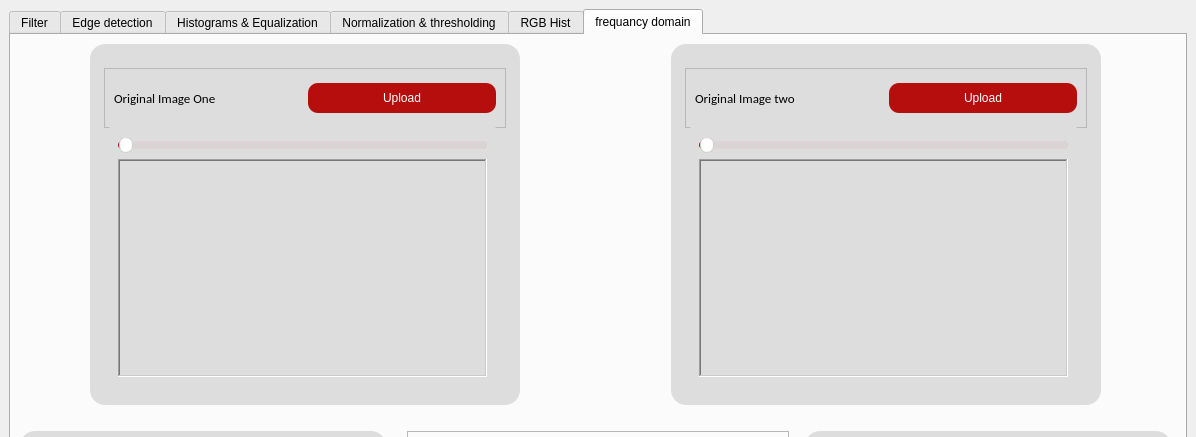
This is task1.ui in Mohamed-hazem-mahrous/computer_vision_toolkit as Qt 5 draws it before an edit; both pictures show x 0 to 1196 and y 0 to 437 of the 1196 by 871 pixel window. The edited form follows.
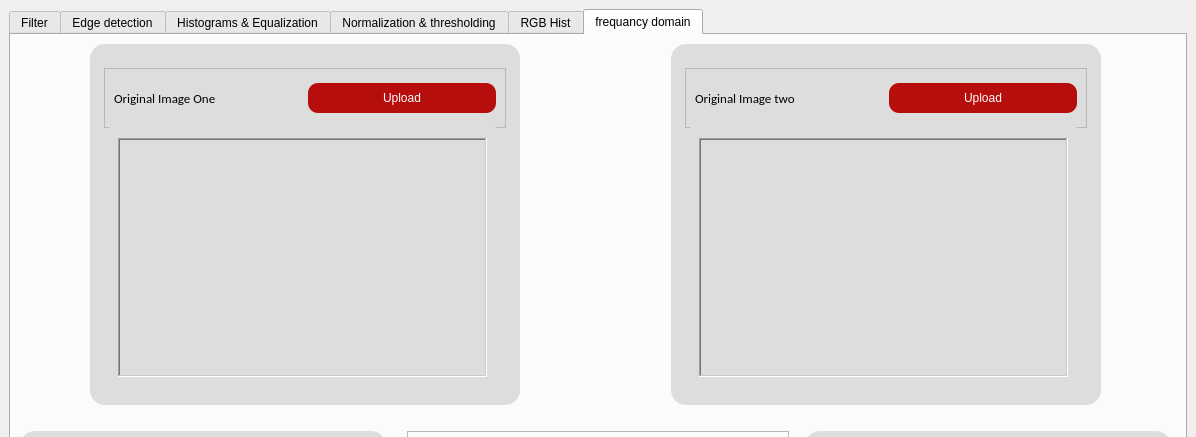
This is the edited form. The open tabs and pages were chosen to show the change. Icons and pictures are not drawn.

```diff
--- a/task1.ui
+++ b/task1.ui
@@ -2970,7 +2970,7 @@
                         <string/>
                        </property>
                        <layout class="QGridLayout" name="gridLayout_65">
-                        <item row="1" column="0">
+                        <item row="0" column="0">
                          <widget class="QLabel" name="original_image_1">
                           <property name="minimumSize">
                            <size>
@@ -2998,56 +2998,6 @@
                           </property>
                          </widget>
                         </item>
-                        <item row="0" column="0">
-                         <widget class="QSlider" name="horizontalSlider_3">
-                          <property name="styleSheet">
-                           <string notr="true">QSlider::groove {
-    border: 1px solid #bbbbbb;
-    background-color: #52595d;
-    border-radius: 4px;
-}
-QSlider::groove:horizontal {
-    height: 6px;
-}
-QSlider::groove:vertical {
-    width: 6px;
-}
-QSlider::handle:horizontal {
-    background: #ffffff;
-    border-style: solid;
-    border-width: 1px;
-    border-color: rgb(207,207,207);
-    width: 12px;
-    margin: -5px 0;
-    border-radius: 7px;
-}
-QSlider::handle:vertical {
-    background: #ffffff;
-    border-style: solid;
-    border-width: 1px;
-    border-color: rgb(207,207,207);
-    height: 12px;
-    margin: 0 -5px;
-    border-radius: 7px;
-}
-QSlider::add-page, QSlider::sub-page {
-    border: 1px transparent;
-    background-color: #52595d;
-    border-radius: 4px;
-}
-QSlider::add-page:horizontal {
-    background: qlineargradient(spread:pad, x1:0, y1:0, x2:0, y2:1, stop:0 #ddd5d5, stop:0.5 #dad3d3, stop:1 #ddd5d5);
-}
-QSlider::sub-page:horizontal {
-    background-color: qlineargradient(spread:pad, x1:0, y1:0, x2:1, y2:0, stop:0  rgb(182, 13, 13), stop:0.5  rgb(182, 13, 13), stop:1  rgb(182, 13, 13));
-}
-</string>
-                          </property>
-                          <property name="orientation">
-                           <enum>Qt::Horizontal</enum>
-                          </property>
-                         </widget>
-                        </item>
                        </layout>
                       </widget>
                      </item>
@@ -3210,7 +3160,7 @@
                         <string/>
                        </property>
                        <layout class="QGridLayout" name="gridLayout_58">
-                        <item row="1" column="0">
+                        <item row="0" column="0">
                          <widget class="QLabel" name="original_image_2">
                           <property name="minimumSize">
                            <size>
@@ -3238,56 +3188,6 @@
                           </property>
                          </widget>
                         </item>
-                        <item row="0" column="0">
-                         <widget class="QSlider" name="horizontalSlider_4">
-                          <property name="styleSheet">
-                           <string notr="true">QSlider::groove {
-    border: 1px solid #bbbbbb;
-    background-color: #52595d;
-    border-radius: 4px;
-}
-QSlider::groove:horizontal {
-    height: 6px;
-}
-QSlider::groove:vertical {
-    width: 6px;
-}
-QSlider::handle:horizontal {
-    background: #ffffff;
-    border-style: solid;
-    border-width: 1px;
-    border-color: rgb(207,207,207);
-    width: 12px;
-    margin: -5px 0;
-    border-radius: 7px;
-}
-QSlider::handle:vertical {
-    background: #ffffff;
-    border-style: solid;
-    border-width: 1px;
-    border-color: rgb(207,207,207);
-    height: 12px;
-    margin: 0 -5px;
-    border-radius: 7px;
-}
-QSlider::add-page, QSlider::sub-page {
-    border: 1px transparent;
-    background-color: #52595d;
-    border-radius: 4px;
-}
-QSlider::add-page:horizontal {
-    background: qlineargradient(spread:pad, x1:0, y1:0, x2:0, y2:1, stop:0 #ddd5d5, stop:0.5 #dad3d3, stop:1 #ddd5d5);
-}
-QSlider::sub-page:horizontal {
-    background-color: qlineargradient(spread:pad, x1:0, y1:0, x2:1, y2:0, stop:0  rgb(182, 13, 13), stop:0.5  rgb(182, 13, 13), stop:1  rgb(182, 13, 13));
-}
-</string>
-                          </property>
-                          <property name="orientation">
-                           <enum>Qt::Horizontal</enum>
-                          </property>
-                         </widget>
-                        </item>
                        </layout>
                       </widget>
                      </item>
```
Left out of the diff: 97 changed lines with no effect on the pictures.
